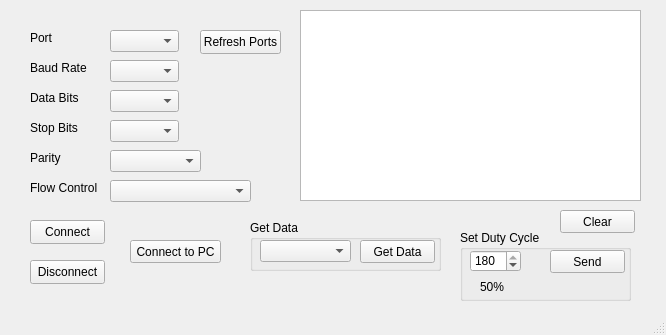
doub1eG/QtECHs, file mainwindow.ui: the form before one commit.
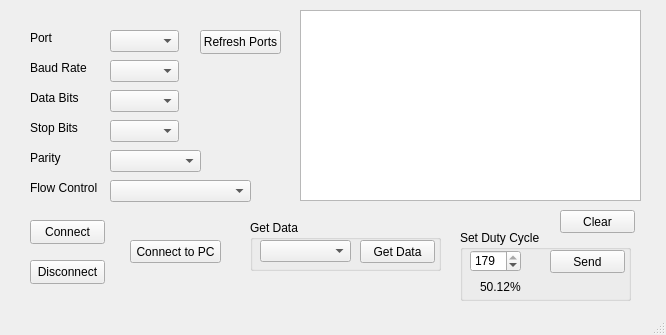
The form after the commit.

Commit message: need to Debug

```diff
--- a/mainwindow.ui
+++ b/mainwindow.ui
@@ -262,10 +262,10 @@
       </rect>
      </property>
      <property name="maximum">
-      <number>180</number>
+      <number>179</number>
      </property>
      <property name="value">
-      <number>180</number>
+      <number>179</number>
      </property>
     </widget>
     <widget class="QLabel" name="labe_DutyCycletoPersent">
@@ -278,7 +278,7 @@
       </rect>
      </property>
      <property name="text">
-      <string>50%</string>
+      <string>50.12%</string>
      </property>
     </widget>
    </widget>
```
Left out of the diff: 2 changed lines with no effect on the pictures. The commit also changes 2 other files.
